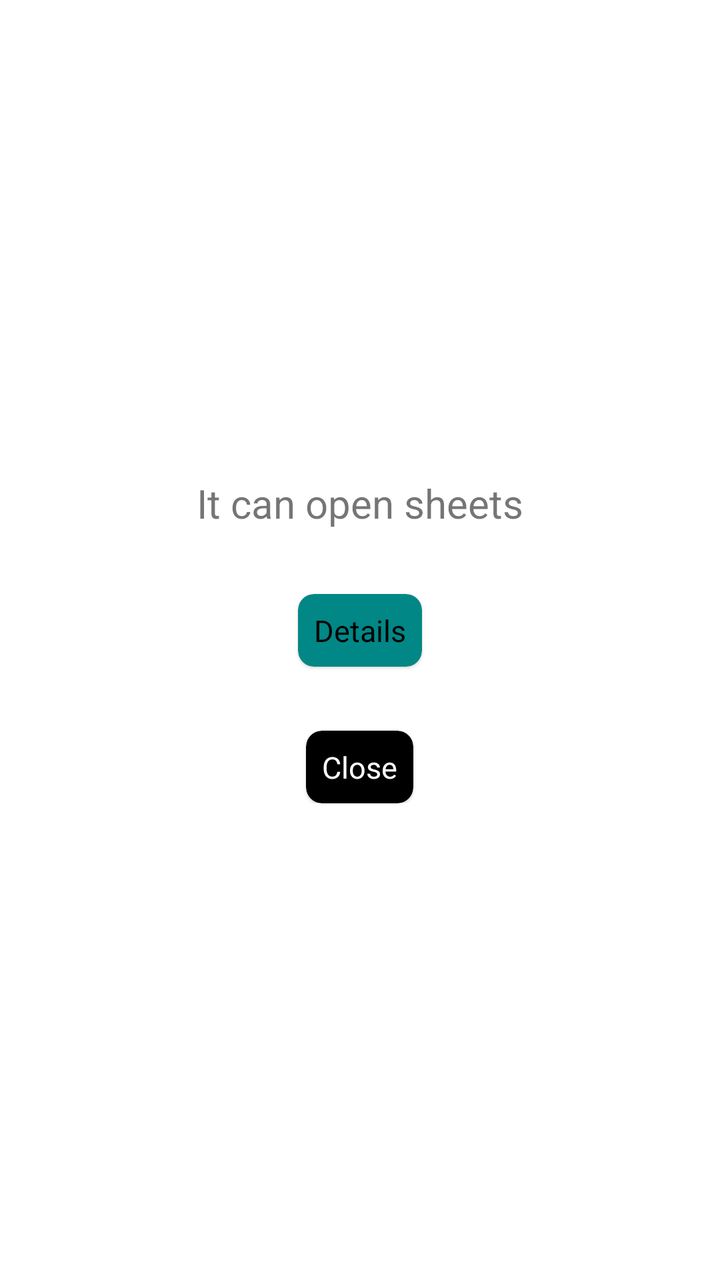
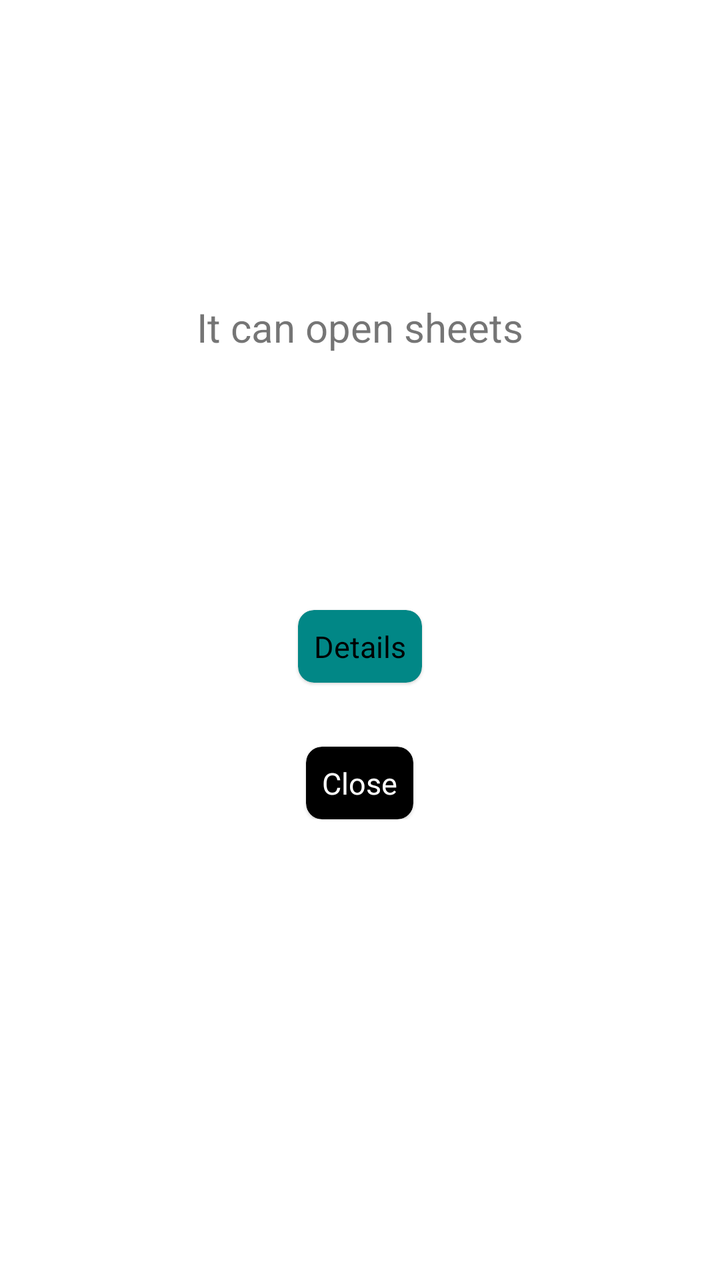

Screens rendered from an Android XML layout before and after an edit, with the pre-edit source and the edit as a unified diff.
<!-- AndroidManifest.xml: application theme Theme.NavBitDemo -->
<!-- res/layout/screen_info.xml -->
<?xml version="1.0" encoding="utf-8"?>
<FrameLayout
    xmlns:android="http://schemas.android.com/apk/res/android"
    xmlns:app="http://schemas.android.com/apk/res-auto"

    android:layout_width="match_parent"
    android:layout_height="match_parent">

    <LinearLayout
        android:layout_width="wrap_content"
        android:layout_height="wrap_content"
        android:layout_gravity="center"
        android:orientation="vertical">
            <TextView
                android:layout_width="wrap_content"
                android:layout_height="wrap_content"
                android:text="It can open sheets"
                android:textSize="20sp"/>

        <com.google.android.material.card.MaterialCardView
            android:id="@+id/details_button"
            android:layout_width="wrap_content"
            android:layout_height="wrap_content"
            android:layout_gravity="center"
            android:layout_margin="32dp"
            app:cardBackgroundColor="@color/teal_700"
            app:cardCornerRadius="8dp">
            <TextView
                android:layout_width="wrap_content"
                android:layout_height="wrap_content"
                android:text="Details"
                android:textSize="15sp"
                android:textColor="@color/black"
                android:layout_margin="8dp"
                android:layout_gravity="center"/>
        </com.google.android.material.card.MaterialCardView>

            <com.google.android.material.card.MaterialCardView
                android:id="@+id/done_button"
                android:layout_width="wrap_content"
                android:layout_height="wrap_content"
                android:layout_gravity="center"
                app:cardBackgroundColor="@color/black"
                app:cardCornerRadius="8dp">
                <TextView
                    android:layout_width="wrap_content"
                    android:layout_height="wrap_content"
                    android:text="Close"
                    android:textSize="15sp"
                    android:textColor="@color/white"
                    android:layout_margin="8dp"
                    android:layout_gravity="center"/>
            </com.google.android.material.card.MaterialCardView>
    </LinearLayout>

</FrameLayout>
<!-- resources referenced by this layout -->
<resources>
  <color name="black">#FF000000</color>
  <color name="teal_700">#FF018786</color>
  <color name="white">#FFFFFFFF</color>
  <style name="Theme.NavBitDemo" parent="Theme.MaterialComponents.DayNight.NoActionBar">
          
          <item name="colorPrimary">@color/purple_500</item>
          <item name="colorPrimaryVariant">@color/purple_700</item>
          <item name="colorOnPrimary">@color/white</item>
          
          <item name="colorSecondary">@color/teal_200</item>
          <item name="colorSecondaryVariant">@color/teal_700</item>
          <item name="colorOnSecondary">@color/black</item>
          
          <item name="android:statusBarColor">?attr/colorPrimaryVariant</item>
          
          <item name="android:windowTranslucentNavigation">true</item>
      </style>
  <color name="purple_500">#FF6200EE</color>
  <color name="purple_700">#FF3700B3</color>
  <color name="teal_200">#FF03DAC5</color>
</resources>

<!-- the commit's change to res/layout/screen_info.xml (unified diff, before → after) -->
@@ -4,18 +4,23 @@
     xmlns:app="http://schemas.android.com/apk/res-auto"
 
     android:layout_width="match_parent"
-    android:layout_height="match_parent">
+    android:layout_height="match_parent"
+    android:background="@color/app_background">
 
     <LinearLayout
         android:layout_width="wrap_content"
         android:layout_height="wrap_content"
         android:layout_gravity="center"
+        android:paddingBottom="96dp"
         android:orientation="vertical">
-            <TextView
-                android:layout_width="wrap_content"
-                android:layout_height="wrap_content"
-                android:text="It can open sheets"
-                android:textSize="20sp"/>
+
+        <TextView
+            android:layout_width="wrap_content"
+            android:layout_height="wrap_content"
+            android:text="It can open sheets"
+            android:paddingTop="16dp"
+            android:paddingBottom="96dp"
+            android:textSize="20sp"/>
 
         <com.google.android.material.card.MaterialCardView
             android:id="@+id/details_button"
@@ -25,6 +30,7 @@
             android:layout_margin="32dp"
             app:cardBackgroundColor="@color/teal_700"
             app:cardCornerRadius="8dp">
+
             <TextView
                 android:layout_width="wrap_content"
                 android:layout_height="wrap_content"
@@ -52,5 +58,4 @@
                     android:layout_gravity="center"/>
             </com.google.android.material.card.MaterialCardView>
     </LinearLayout>
-
 </FrameLayout>
<!-- resource entries referenced after the edit -->
@@ -1,12 +1,13 @@
 <!-- resources referenced by this layout -->
 <resources>
+  <color name="app_background">#FFFFFF</color>
   <color name="black">#FF000000</color>
   <color name="teal_700">#FF018786</color>
   <color name="white">#FFFFFFFF</color>
   <style name="Theme.NavBitDemo" parent="Theme.MaterialComponents.DayNight.NoActionBar">
           
-          <item name="colorPrimary">@color/purple_500</item>
-          <item name="colorPrimaryVariant">@color/purple_700</item>
+          <item name="colorPrimary">@android:color/transparent</item>
+          <item name="colorPrimaryVariant">@android:color/transparent</item>
           <item name="colorOnPrimary">@color/white</item>
           
           <item name="colorSecondary">@color/teal_200</item>
@@ -17,8 +18,6 @@
           
           <item name="android:windowTranslucentNavigation">true</item>
       </style>
-  <color name="purple_500">#FF6200EE</color>
-  <color name="purple_700">#FF3700B3</color>
   <color name="teal_200">#FF03DAC5</color>
 </resources>
 
